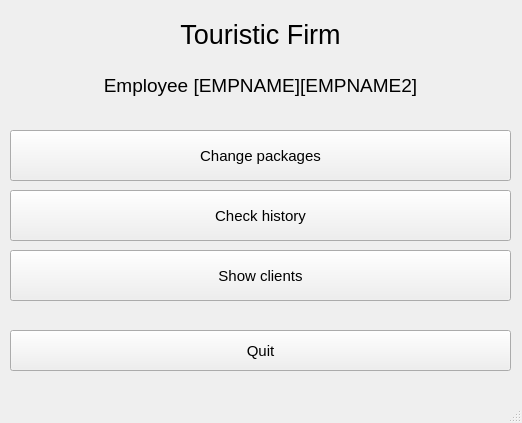
This is mdkpv2/employee_main.ui in Korobkov124/MDKP as Qt 5 draws it before an edit. The edited form follows.
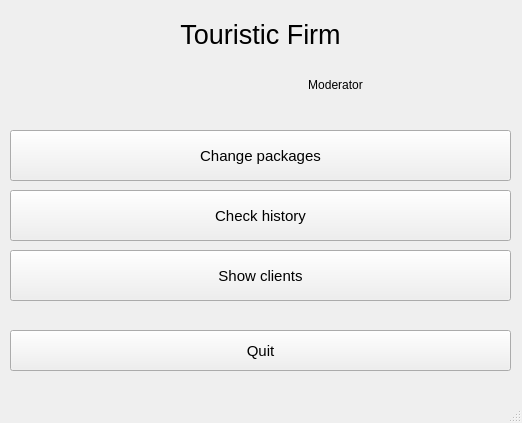
This is the edited form.

Diff of the .ui file:
```diff
--- a/mdkpv2/employee_main.ui
+++ b/mdkpv2/employee_main.ui
@@ -14,20 +14,7 @@
    <string>MainWindow</string>
   </property>
   <widget class="QWidget" name="centralwidget">
-   <widget class="QLabel" name="label_2">
-    <property name="geometry">
-     <rect>
-      <x>10</x>
-      <y>60</y>
-      <width>501</width>
-      <height>51</height>
-     </rect>
-    </property>
-    <property name="text">
-     <string>&lt;html&gt;&lt;head/&gt;&lt;body&gt;&lt;p align=&quot;center&quot;&gt;&lt;span style=&quot; font-size:14pt;&quot;&gt;Employee [EMPNAME][EMPNAME2]&lt;/span&gt;&lt;/p&gt;&lt;/body&gt;&lt;/html&gt;</string>
-    </property>
-   </widget>
-   <widget class="QPushButton" name="Autorisation_button_2">
+   <widget class="QPushButton" name="Check_button">
     <property name="geometry">
      <rect>
       <x>10</x>
@@ -116,6 +103,23 @@
      <string>Show clients</string>
     </property>
    </widget>
+   <widget class="QLabel" name="label_2">
+    <property name="geometry">
+     <rect>
+      <x>160</x>
+      <y>60</y>
+      <width>351</width>
+      <height>51</height>
+     </rect>
+    </property>
+    <property name="styleSheet">
+     <string notr="true">font: 600 20pt &quot;Segoe UI&quot;;
+text-align: center;</string>
+    </property>
+    <property name="text">
+     <string>&lt;html&gt;&lt;head/&gt;&lt;body&gt;&lt;p align=&quot;center&quot;&gt;Moderator&lt;/p&gt;&lt;/body&gt;&lt;/html&gt;</string>
+    </property>
+   </widget>
   </widget>
   <widget class="QMenuBar" name="menubar">
    <property name="geometry">
```
Left out of the diff: 6 changed lines with no effect on the pictures.
